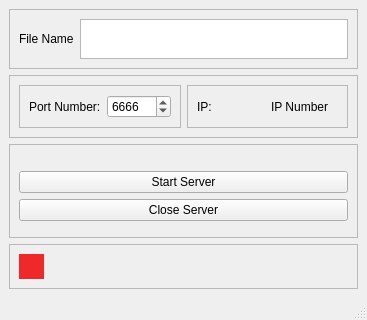
Old version of the form SimpleUdpServer/mainwindow.ui in the repository bittoin/Simple-UDP-Server.
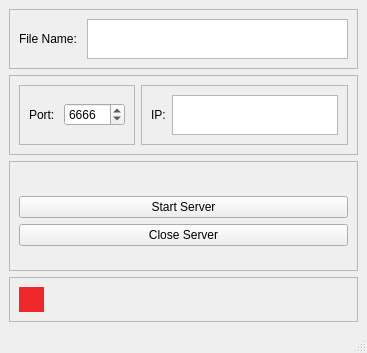
New version of the form.

Commit message: feat: Showing local ip addresses on main window

The edit to the form file:
```diff
--- a/SimpleUdpServer/mainwindow.ui
+++ b/SimpleUdpServer/mainwindow.ui
@@ -7,7 +7,7 @@
     <x>0</x>
     <y>0</y>
     <width>367</width>
-    <height>320</height>
+    <height>353</height>
    </rect>
   </property>
   <property name="windowTitle">
@@ -33,7 +33,7 @@
        <item>
         <widget class="QLabel" name="label_2">
          <property name="text">
-          <string>File Name</string>
+          <string>File Name: </string>
          </property>
         </widget>
        </item>
@@ -70,7 +70,7 @@
           <item>
            <widget class="QLabel" name="label_3">
             <property name="text">
-             <string>Port Number:</string>
+             <string>Port: </string>
             </property>
            </widget>
           </item>
@@ -113,11 +113,7 @@
            </widget>
           </item>
           <item>
-           <widget class="QLabel" name="ipNumber">
-            <property name="text">
-             <string>IP Number</string>
-            </property>
-           </widget>
+           <widget class="QListWidget" name="ipList"/>
           </item>
          </layout>
         </widget>
```
Left out of the diff: 2 changed lines with no effect on the pictures. The commit also changes 3 other files.
